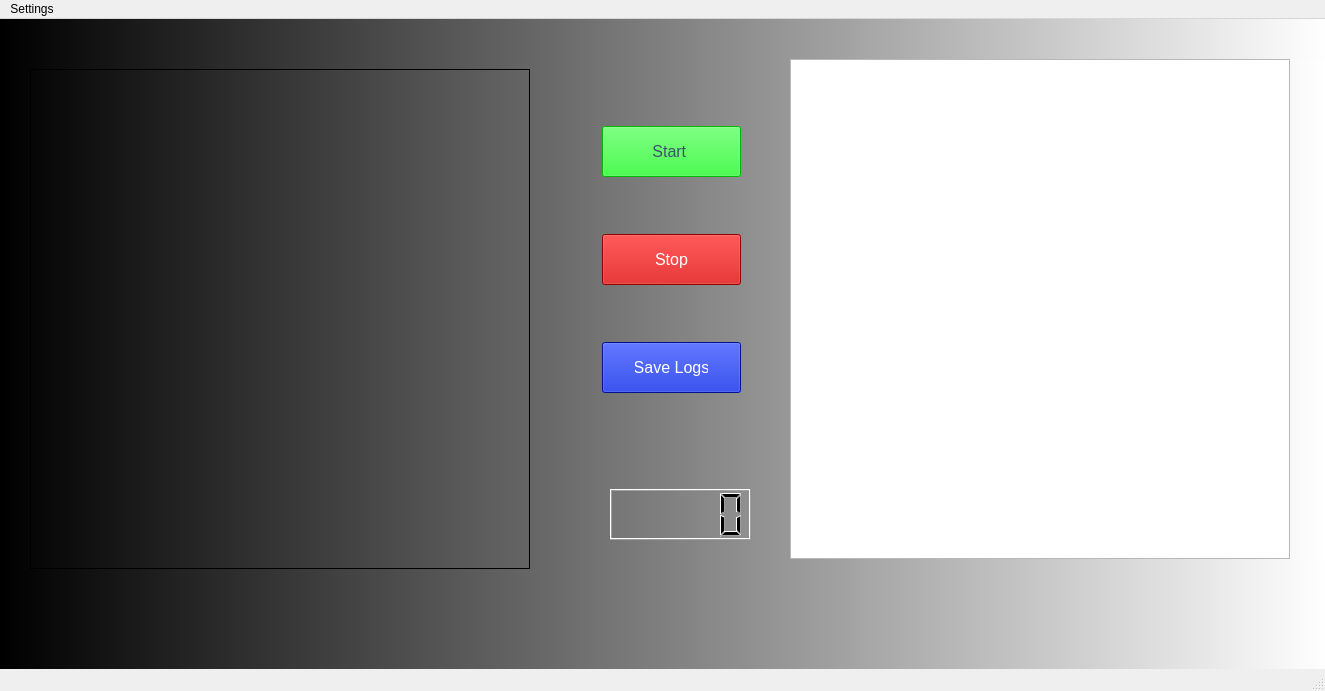
Old version of the form PyQtDesigner/Watcher/MainWindowUI.ui in the repository NishantGhanate/PythonScripts.
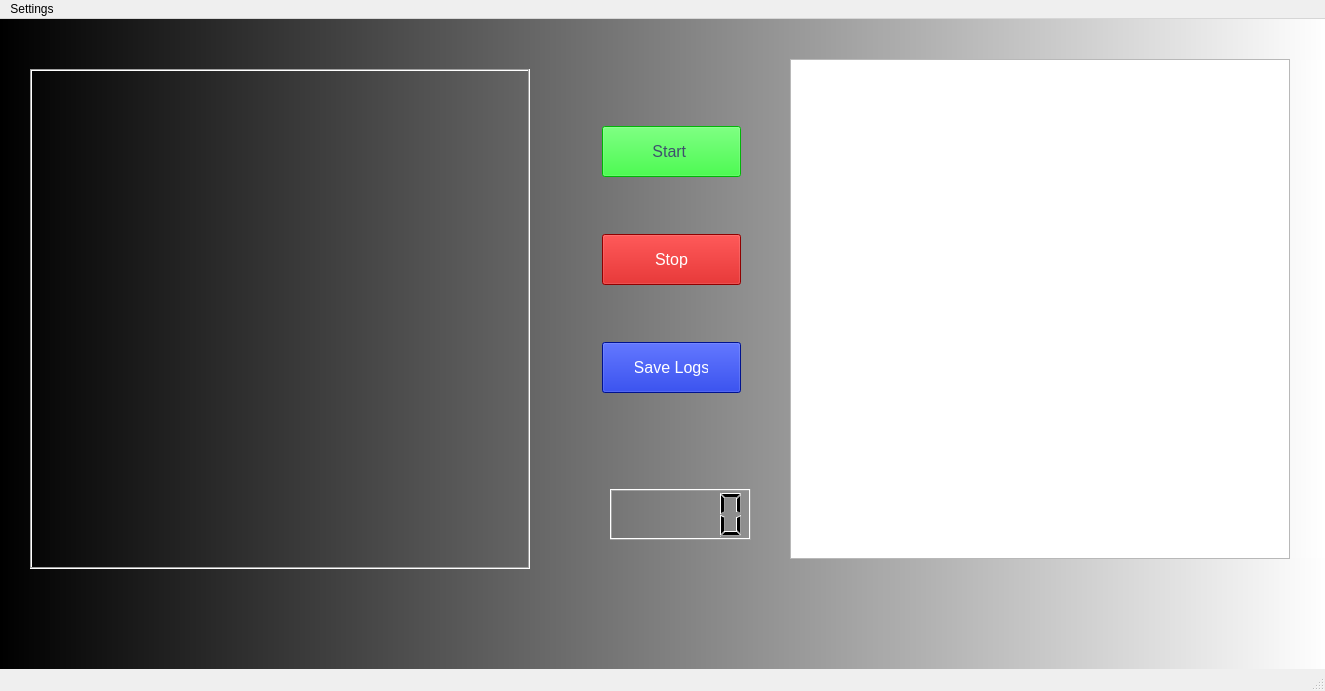
New version of the form.

Commit message: Firebase and PyQt minor changes [on/off]

Patch:
```diff
--- a/PyQtDesigner/Watcher/MainWindowUI.ui
+++ b/PyQtDesigner/Watcher/MainWindowUI.ui
@@ -99,11 +99,14 @@
     <property name="frameShape">
      <enum>QFrame::Box</enum>
     </property>
+    <property name="frameShadow">
+     <enum>QFrame::Sunken</enum>
+    </property>
     <property name="text">
      <string/>
     </property>
    </widget>
-   <widget class="QWidget" name="">
+   <widget class="QWidget" name="layoutWidget">
     <property name="geometry">
      <rect>
       <x>600</x>
```
The commit also changes 2 other files.
